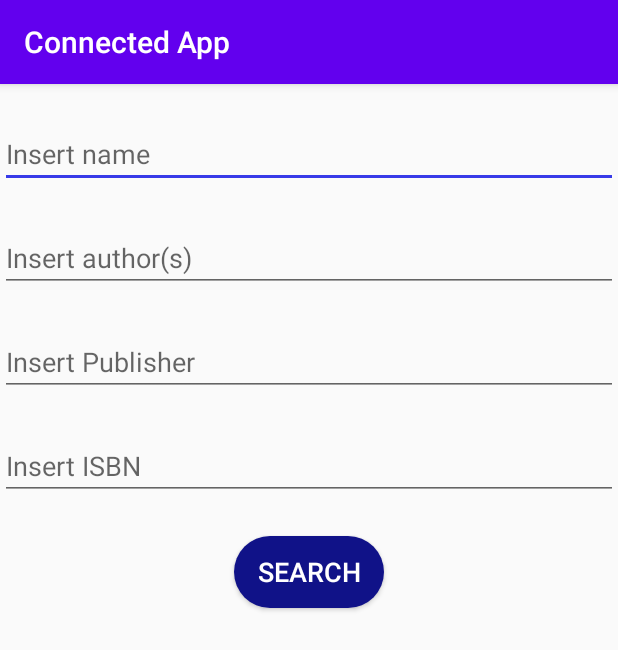
After one commit to whyhay01/Books-App, an Android app: the SearchActivity screen opened directly, with no data from a screen before it, on a phone screen of 412 x 824 dp. The commit adds this screen. Shown: the top 650 px of the screen. Run offline under Robolectric (Android 15) with nearby library versions, the phone set to English and light mode, and no system bars.

Commit message:
feat_added_advanced_search_activity

```diff
--- a/app/src/main/AndroidManifest.xml
+++ b/app/src/main/AndroidManifest.xml
@@ -2,7 +2,7 @@
 <manifest xmlns:android="http://schemas.android.com/apk/res/android"
     package="com.example.connectedapp">
 
-    <uses-permission android:name="android.permission.INTERNET"></uses-permission>
+    <uses-permission android:name="android.permission.INTERNET" />
 
     <application
         android:allowBackup="true"
@@ -11,7 +11,8 @@
         android:roundIcon="@mipmap/ic_launcher_round"
         android:supportsRtl="true"
         android:theme="@style/AppTheme">
-        <activity android:name=".BookDetails"></activity>
+        <activity android:name=".SearchActivity"></activity>
+        <activity android:name=".BookDetails" />
         <activity android:name=".MainActivity">
             <intent-filter>
                 <action android:name="android.intent.action.MAIN" />
--- /dev/null
+++ b/app/src/main/java/com/example/connectedapp/SearchActivity.java
@@ -0,0 +1,53 @@
+package com.example.connectedapp;
+
+import androidx.appcompat.app.AppCompatActivity;
+
+import android.content.Intent;
+import android.os.Bundle;
+import android.view.View;
+import android.widget.Button;
+import android.widget.EditText;
+import android.widget.Toast;
+
+import java.net.URL;
+
+public class SearchActivity extends AppCompatActivity {
+
+    private EditText etTitle;
+    private EditText etAuthor;
+    private EditText etPublisher;
+    private EditText etIsbn;
+    private Button btnSearch;
+
+    @Override
+    protected void onCreate(Bundle savedInstanceState) {
+        super.onCreate(savedInstanceState);
+        setContentView(R.layout.activity_search);
+
+        etTitle = findViewById(R.id.etTitle);
+        etAuthor = findViewById(R.id.etAuthor);
+        etPublisher = findViewById(R.id.etPublisher);
+        etIsbn = findViewById(R.id.etIsbn);
+        btnSearch = findViewById(R.id.btnSearch);
+
+        btnSearch.setOnClickListener(new View.OnClickListener() {
+            @Override
+            public void onClick(View v) {
+                String title = etTitle.getText().toString().trim();
+                String author = etAuthor.getText().toString().trim();
+                String publisher = etPublisher.getText().toString().trim();
+                String ISBN = etIsbn.getText().toString().trim();
+
+                if (title.isEmpty() && author.isEmpty() && publisher.isEmpty() && ISBN.isEmpty()){
+                    String message = getString(R.string.no_entry);
+                    Toast.makeText(getApplicationContext(),message,Toast.LENGTH_LONG).show();
+                }else {
+                    URL queryUrl = ApiUtils.buildUrl(title,author,publisher,ISBN);
+                    Intent intent = new Intent(getApplicationContext(), MainActivity.class);
+                    intent.putExtra("QUERY", queryUrl.toString());
+                    startActivity(intent);
+                }
+            }
+        });
+    }
+}
--- /dev/null
+++ b/app/src/main/res/drawable/search_button_shape.xml
@@ -0,0 +1,8 @@
+<?xml version="1.0" encoding="utf-8"?>
+<shape xmlns:android="http://schemas.android.com/apk/res/android"
+    android:shape="rectangle">
+
+    <corners android:radius="50dp"/>
+    <solid android:color="@color/title_color"/>
+
+</shape>
--- a/app/src/main/res/layout/activity_book_details.xml
+++ b/app/src/main/res/layout/activity_book_details.xml
@@ -59,6 +59,9 @@
         android:layout_width="wrap_content"
         android:layout_height="wrap_content"
         android:layout_marginStart="16dp"
+        android:layout_marginEnd="12dp"
+        android:maxLines="2"
+        android:ellipsize="end"
         android:textSize="20sp"
         android:text="@{Book.authors}"
         app:layout_constraintStart_toEndOf="@+id/img_book"
@@ -97,6 +100,7 @@
         android:layout_marginStart="12dp"
         android:layout_marginEnd="12dp"
         android:layout_marginTop="32dp"
+        android:textSize="18sp"
         android:text="@{Book.description}"
         app:layout_constraintEnd_toEndOf="parent"
         app:layout_constraintStart_toStartOf="parent"
--- /dev/null
+++ b/app/src/main/res/layout/activity_search.xml
@@ -0,0 +1,60 @@
+<?xml version="1.0" encoding="utf-8"?>
+<LinearLayout xmlns:android="http://schemas.android.com/apk/res/android"
+    xmlns:app="http://schemas.android.com/apk/res-auto"
+    xmlns:tools="http://schemas.android.com/tools"
+    android:layout_width="match_parent"
+    android:layout_height="match_parent"
+    android:orientation="vertical"
+    tools:context=".SearchActivity">
+
+    <EditText
+        android:id="@+id/etTitle"
+        android:layout_width="match_parent"
+        android:layout_height="wrap_content"
+        android:ems="10"
+        android:layout_marginTop="@dimen/margin_search_activity"
+        android:inputType="textPersonName"
+        android:hint="@string/hint_title"
+        android:autofillHints="" />
+
+    <EditText
+        android:id="@+id/etAuthor"
+        android:layout_width="match_parent"
+        android:layout_height="wrap_content"
+        android:layout_marginTop="@dimen/margin_search_activity"
+        android:ems="10"
+        android:hint="@string/hint_author"
+        android:inputType="textPersonName"
+        android:autofillHints="" />
+
+    <EditText
+        android:id="@+id/etPublisher"
+        android:layout_width="match_parent"
+        android:layout_height="wrap_content"
+        android:hint="@string/hint_publisher"
+        android:layout_marginTop="@dimen/margin_search_activity"
+        android:ems="10"
+        android:inputType="textPersonName"
+        android:autofillHints="" />
+
+    <EditText
+        android:id="@+id/etIsbn"
+        android:layout_width="match_parent"
+        android:layout_height="wrap_content"
+        android:ems="10"
+        android:hint="@string/hint_ISBN"
+        android:layout_marginTop="@dimen/margin_search_activity"
+        android:inputType="textPersonName"
+        android:autofillHints="" />
+
+    <Button
+        android:id="@+id/btnSearch"
+        android:layout_width="100dp"
+        android:layout_height="wrap_content"
+        android:layout_marginTop="@dimen/margin_search_activity"
+        android:text="@string/search"
+        android:textSize="18sp"
+        android:layout_gravity="center"
+        android:background="@drawable/search_button_shape"
+        android:textColor="@color/color_white"/>
+</LinearLayout>
--- a/app/src/main/res/values/colors.xml
+++ b/app/src/main/res/values/colors.xml
@@ -2,7 +2,8 @@
 <resources>
     <color name="colorPrimary">#6200EE</color>
     <color name="colorPrimaryDark">#3700B3</color>
-    <color name="colorAccent">#03DAC5</color>
+    <color name="colorAccent">#373AE8</color>
     <color name="title_color">#101288</color>
     <color name="subtitle_color">#373AE8</color>
+    <color name="color_white">#ffffff</color>
 </resources>
--- /dev/null
+++ b/app/src/main/res/values/dimens.xml
@@ -0,0 +1,4 @@
+<?xml version="1.0" encoding="utf-8"?>
+<resources>
+    <dimen name="margin_search_activity">24dp</dimen>
+</resources>
--- a/app/src/main/res/values/strings.xml
+++ b/app/src/main/res/values/strings.xml
@@ -6,4 +6,11 @@
     <string name="title">Title</string>
     <string name="published_date">Published Date</string>
     <string name="search">Search</string>
+    <string name="hint_title">Insert name</string>
+    <string name="hint_author">Insert author(s)</string>
+    <string name="hint_publisher">Insert Publisher</string>
+    <string name="hint_ISBN">Insert ISBN</string>
+    <string name="advance_search">ADVANCE SEARCH</string>
+
+    <string name="no_entry">PLease enter a valid search term</string>
 </resources>
```
Also changed, not shown: app/src/main/java/com/example/connectedapp/ApiUtils.java (+56 -6 lines), app/src/main/java/com/example/connectedapp/Books.java (+9 -4 lines), app/src/main/java/com/example/connectedapp/MainActivity.java (+56 -8 lines), app/src/main/res/menu/book_menu.xml (+6 -1 lines).
